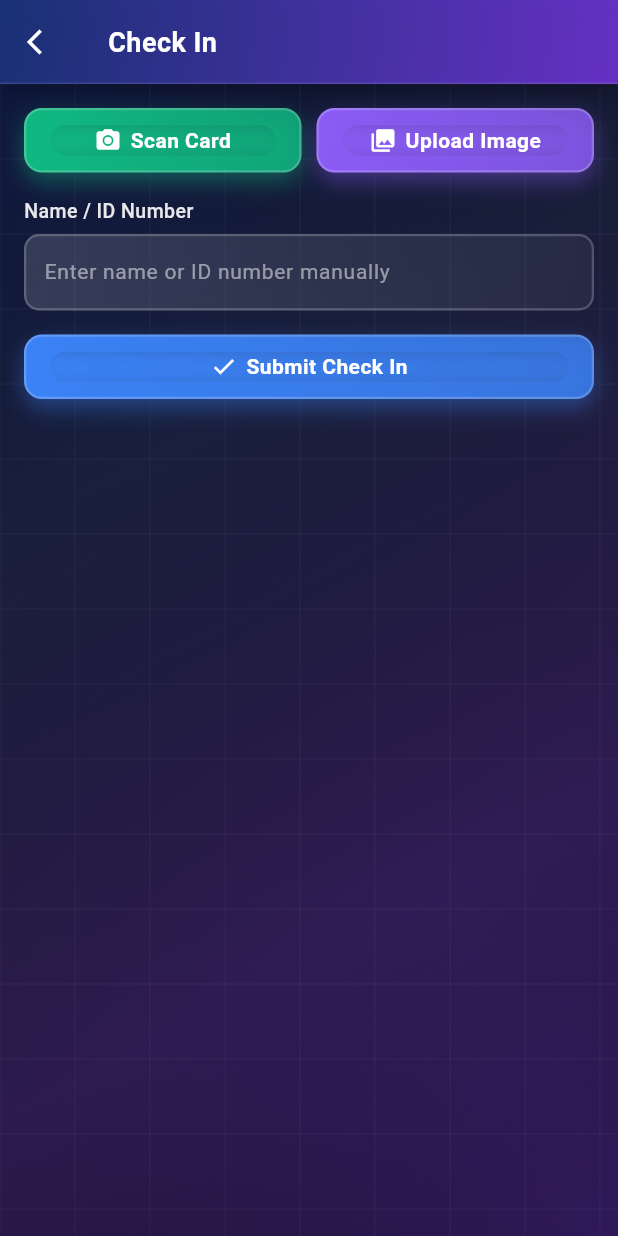
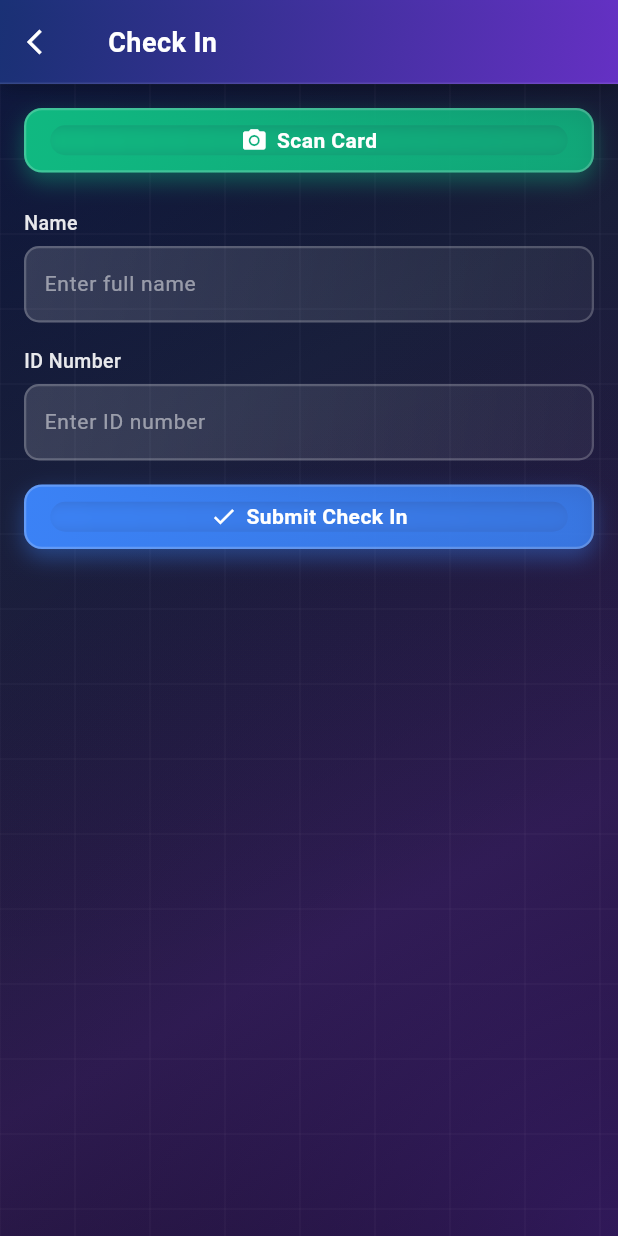
Before and after one commit to AftabUddin9/CardScan, a Flutter app: the CheckInScreen screen opened directly, on a phone screen of 412 x 824 dp. Run offline on Flutter 3.47's test engine with Material 3 defaults, Android fonts, the phone set to English and light mode, and no system bars; our stand-ins replace permission_handler; missing offline and left inert: blinkid_flutter, google_mlkit_text_recognition.

Commit message:
image parse

```diff
--- a/lib/models/card_data.dart
+++ b/lib/models/card_data.dart
@@ -11,6 +11,15 @@ class CardData {
   final String? documentType;
   final String? rawText;
 
+  // English variants (if native script was different)
+  final String? firstNameEnglish;
+  final String? lastNameEnglish;
+  final String? fullNameEnglish;
+  final String? documentNumberEnglish;
+
+  // Base64 encoded image
+  final String? documentImageBase64;
+
   CardData({
     this.firstName,
     this.lastName,
@@ -23,6 +32,11 @@ class CardData {
     this.sex,
     this.documentType,
     this.rawText,
+    this.firstNameEnglish,
+    this.lastNameEnglish,
+    this.fullNameEnglish,
+    this.documentNumberEnglish,
+    this.documentImageBase64,
   });
 
   bool get isEmpty {
@@ -45,6 +59,11 @@ class CardData {
       'sex': sex,
       'documentType': documentType,
       'rawText': rawText,
+      'firstNameEnglish': firstNameEnglish,
+      'lastNameEnglish': lastNameEnglish,
+      'fullNameEnglish': fullNameEnglish,
+      'documentNumberEnglish': documentNumberEnglish,
+      'documentImageBase64': documentImageBase64,
     };
   }
 }
--- a/lib/screens/checkin_screen.dart
+++ b/lib/screens/checkin_screen.dart
@@ -1,6 +1,5 @@
-import 'dart:io';
+import 'dart:convert';
 import 'package:flutter/material.dart';
-import 'package:image_picker/image_picker.dart';
 import 'package:permission_handler/permission_handler.dart';
 import '../widgets/gradient_background.dart';
 import '../widgets/custom_app_bar.dart';
@@ -8,7 +7,8 @@ import '../widgets/custom_text_field.dart';
 import '../widgets/custom_button.dart';
 import '../models/card_data.dart';
 import '../services/blinkid_service.dart';
-import '../services/mlkit_service.dart';
+// MLKitService is no longer used as fallback for gallery image since gallery is removed
+// import '../services/mlkit_service.dart';
 
 class CheckInScreen extends StatefulWidget {
   const CheckInScreen({super.key});
@@ -19,37 +19,23 @@ class CheckInScreen extends StatefulWidget {
 
 class _CheckInScreenState extends State<CheckInScreen> {
   final _formKey = GlobalKey<FormState>();
-  final _manualInputController = TextEditingController();
+  final _nameController = TextEditingController();
+  final _idController = TextEditingController();
   final _blinkIDService = BlinkIDService();
-  final _mlKitService = MLKitService();
-  final _imagePicker = ImagePicker();
 
-  File? _selectedImage;
   CardData? _parsedData;
   bool _isScanning = false;
   bool _isSubmitting = false;
 
   @override
   void dispose() {
-    _manualInputController.dispose();
-    _mlKitService.dispose();
+    _nameController.dispose();
+    _idController.dispose();
     super.dispose();
   }
 
   Future<void> _requestPermissions() async {
-    // Request camera permission
     await Permission.camera.request();
-
-    // Request storage permissions based on platform
-    if (Platform.isAndroid) {
-      // For Android 13+ (API 33+), use READ_MEDIA_IMAGES
-      // For Android 12 and below, use READ_EXTERNAL_STORAGE
-      // Permission.photos handles this automatically
-      await Permission.photos.request();
-    } else {
-      // For iOS, use photos permission
-      await Permission.photos.request();
-    }
   }
 
   Future<void> _scanWithCamera() async {
@@ -62,7 +48,6 @@ class _CheckInScreenState extends State<CheckInScreen> {
 
     setState(() {
       _isScanning = true;
-      _selectedImage = null;
       _parsedData = null;
     });
 
@@ -73,95 +58,39 @@ class _CheckInScreenState extends State<CheckInScreen> {
         _isScanning = false;
         if (result != null && !result.isEmpty) {
           _parsedData = result;
-          // Auto-fill manual input if data is parsed
+
+          // Populate Name (Native preferred, or Latin/Value)
           if (result.fullName != null) {
-            _manualInputController.text = result.fullName!;
-          } else if (result.documentNumber != null) {
-            _manualInputController.text = result.documentNumber!;
+            _nameController.text = result.fullName!;
+          } else if (result.firstName != null || result.lastName != null) {
+            _nameController.text = "${result.firstName ?? ''} ${result.lastName ?? ''}".trim();
+          } else if (result.fullNameEnglish != null) {
+             // Fallback to English if native was empty but english existed (though logic usually ensures fullName covers it)
+             _nameController.text = result.fullNameEnglish!;
+          }
+
+          // Populate ID (Native preferred)
+          if (result.documentNumber != null) {
+            _idController.text = result.documentNumber!;
+          } else if (result.documentNumberEnglish != null) {
+             _idController.text = result.documentNumberEnglish!;
           }
         }
       });
 
       if (result == null || result.isEmpty) {
-        _showError('BlinkID is not available on this device/emulator. Please use "Upload Image" to scan from gallery, or enter manually.');
+        _showError(
+          'BlinkID scan failed or cancelled. Please try again or enter manually.',
+        );
       }
     } catch (e) {
       setState(() => _isScanning = false);
       final errorMessage = e.toString().replaceAll('Exception: ', '');
       // ignore: avoid_print
       print('Camera scan error: $errorMessage');
-      _showError('Camera scanning is not available. Please use "Upload Image" to scan from gallery, or enter manually.');
-    }
-  }
-
-  Future<void> _pickImageFromGallery() async {
-    await _requestPermissions();
-
-    if (!await Permission.photos.isGranted) {
-      _showError('Photo library permission is required');
-      return;
-    }
-
-    try {
-      final XFile? image = await _imagePicker.pickImage(
-        source: ImageSource.gallery,
-        imageQuality: 85,
+      _showError(
+        'Camera scanning failed. Please enter manually.',
       );
-
-      if (image != null) {
-        setState(() {
-          _selectedImage = File(image.path);
-          _parsedData = null;
-          _isScanning = true;
-        });
-
-        // Try BlinkID first, then fallback to ML Kit
-        CardData? result;
-
-        try {
-          // Try BlinkID first
-          result = await _blinkIDService.scanFromImage(_selectedImage!);
-
-          // If BlinkID fails, use ML Kit as fallback
-          if (result == null || result.isEmpty) {
-            // ignore: avoid_print
-            print('BlinkID failed, trying ML Kit fallback...');
-            result = await _mlKitService.recognizeTextFromImage(_selectedImage!);
-          }
-        } catch (e) {
-          // ignore: avoid_print
-          print('BlinkID error, trying ML Kit fallback: $e');
-          // Try ML Kit as fallback
-          try {
-            result = await _mlKitService.recognizeTextFromImage(_selectedImage!);
-          } catch (mlKitError) {
-            // ignore: avoid_print
-            print('ML Kit error: $mlKitError');
-          }
-        }
-
-        setState(() {
-          _isScanning = false;
-          if (result != null && !result.isEmpty) {
-            _parsedData = result;
-            // Auto-fill manual input if data is parsed
-            if (result.fullName != null) {
-              _manualInputController.text = result.fullName!;
-            } else if (result.documentNumber != null) {
-              _manualInputController.text = result.documentNumber!;
-            } else if (result.rawText != null && result.rawText!.isNotEmpty) {
-              // Use raw text if available
-              _manualInputController.text = result.rawText!.split('\n').first;
-            }
-          }
-        });
-
-        if (result == null || result.isEmpty) {
-          _showError('Failed to parse card data. Please try again or enter manually.');
-        }
-      }
-    } catch (e) {
-      _showError('Error picking image: ${e.toString()}');
     }
   }
 
@@ -184,9 +113,9 @@ class _CheckInScreenState extends State<CheckInScreen> {
         );
 
         // Clear form after successful submission
-        _manualInputController.clear();
+        _nameController.clear();
+        _idController.clear();
         setState(() {
-          _selectedImage = null;
           _parsedData = null;
         });
       }
@@ -209,10 +138,7 @@ class _CheckInScreenState extends State<CheckInScreen> {
   Widget build(BuildContext context) {
     return Scaffold(
       backgroundColor: const Color(0xFF0A0E27),
-      appBar: const CustomAppBar(
-        title: 'Check In',
-        showBackButton: true,
-      ),
+      appBar: const CustomAppBar(title: 'Check In', showBackButton: true),
       body: GradientBackground(
         child: SafeArea(
           child: SingleChildScrollView(
@@ -222,76 +148,39 @@ class _CheckInScreenState extends State<CheckInScreen> {
               child: Column(
                 crossAxisAlignment: CrossAxisAlignment.stretch,
                 children: [
-                  // Scan Buttons Section
-                  Row(
-                    children: [
-                      Expanded(
-                        child: CustomButton(
+                  // Scan Button Section
+                  CustomButton(
                     text: 'Scan Card',
                     icon: Icons.camera_alt,
                     backgroundColor: const Color(0xFF10B981),
                     onPressed: _isScanning ? () {} : _scanWithCamera,
                     isLoading: _isScanning,
                   ),
-                      ),
-                      const SizedBox(width: 10),
-                      Expanded(
-                        child: CustomButton(
-                          text: 'Upload Image',
-                          icon: Icons.photo_library,
-                          backgroundColor: const Color(0xFF8B5CF6),
-                          onPressed: _isScanning ? () {} : _pickImageFromGallery,
-                          isLoading: false,
-                        ),
-                      ),
-                    ],
+                  const SizedBox(height: 24),
+
+                  // Manual Input Fields
+                  CustomTextField(
+                    label: 'Name',
+                    hint: 'Enter full name',
+                    controller: _nameController,
+                    keyboardType: TextInputType.name,
+                    validator: (value) {
+                      if (value == null || value.trim().isEmpty) {
+                        return 'Please enter name';
+                      }
+                      return null;
+                    },
                   ),
                   const SizedBox(height: 16),
 
-                  // Image Preview Section
-                  if (_selectedImage != null || _isScanning)
-                    Container(
-                      height: 160,
-                      decoration: BoxDecoration(
-                        borderRadius: BorderRadius.circular(12),
-                        border: Border.all(
-                          color: Colors.white.withOpacity(0.2),
-                          width: 1.5,
-                        ),
-                      ),
-                      child: ClipRRect(
-                        borderRadius: BorderRadius.circular(12),
-                        child: _isScanning && _selectedImage == null
-                            ? Container(
-                                color: Colors.black.withOpacity(0.3),
-                                child: const Center(
-                                  child: CircularProgressIndicator(
-                                    valueColor: AlwaysStoppedAnimation<Color>(
-                                      Colors.white,
-                                    ),
-                                  ),
-                                ),
-                              )
-                            : _selectedImage != null
-                                ? Image.file(
-                                    _selectedImage!,
-                                    fit: BoxFit.cover,
-                                  )
-                                : const SizedBox(),
-                      ),
-                    ),
-                  if (_selectedImage != null || _isScanning)
-                    const SizedBox(height: 16),
-
-                  // Manual Input Field
                   CustomTextField(
-                    label: 'Name / ID Number',
-                    hint: 'Enter name or ID number manually',
-                    controller: _manualInputController,
+                    label: 'ID Number',
+                    hint: 'Enter ID number',
+                    controller: _idController,
                     keyboardType: TextInputType.text,
                     validator: (value) {
                       if (value == null || value.trim().isEmpty) {
-                        return 'Please enter name or ID number';
+                        return 'Please enter ID number';
                       }
                       return null;
                     },
@@ -299,7 +188,7 @@ class _CheckInScreenState extends State<CheckInScreen> {
                   const SizedBox(height: 16),
 
                   // Parsed Data Section
-                  if (_parsedData != null && !_parsedData!.isEmpty)
+                  if (_parsedData != null && !_parsedData!.isEmpty) ...[
                     Container(
                       padding: const EdgeInsets.all(12),
                       decoration: BoxDecoration(
@@ -329,7 +218,7 @@ class _CheckInScreenState extends State<CheckInScreen> {
                               ),
                               const SizedBox(width: 6),
                               Text(
-                                'Parsed Data',
+                                'Preview Data',
                                 style: TextStyle(
                                   color: Colors.white,
                                   fontSize: 14,
@@ -339,17 +228,13 @@ class _CheckInScreenState extends State<CheckInScreen> {
                             ],
                           ),
                           const SizedBox(height: 12),
-                          if (_parsedData!.fullName != null)
-                            _buildDataRow('Full Name', _parsedData!.fullName!),
-                          if (_parsedData!.firstName != null)
-                            _buildDataRow('First Name', _parsedData!.firstName!),
-                          if (_parsedData!.lastName != null)
-                            _buildDataRow('Last Name', _parsedData!.lastName!),
-                          if (_parsedData!.documentNumber != null)
-                            _buildDataRow(
-                              'Document Number',
-                              _parsedData!.documentNumber!,
-                            ),
+                          // Show English variants if available
+                          if (_parsedData!.fullNameEnglish != null)
+                            _buildDataRow('Name (English)', _parsedData!.fullNameEnglish!),
+                          if (_parsedData!.documentNumberEnglish != null)
+                            _buildDataRow('ID (English)', _parsedData!.documentNumberEnglish!),
+
+                          // Other fields
                           if (_parsedData!.dateOfBirth != null)
                             _buildDataRow(
                               'Date of Birth',
@@ -367,11 +252,43 @@ class _CheckInScreenState extends State<CheckInScreen> {
                               'Nationality',
                               _parsedData!.nationality!,
                             ),
+                          if (_parsedData!.sex != null)
+                             _buildDataRow('Sex', _parsedData!.sex!),
                         ],
                       ),
                     ),
-                  if (_parsedData != null && !_parsedData!.isEmpty)
+                    const SizedBox(height: 16),
+
+                    // Scanned Image
+                    if (_parsedData!.documentImageBase64 != null)
+                      Container(
+                        height: 200,
+                        width: double.infinity,
+                        decoration: BoxDecoration(
+                          borderRadius: BorderRadius.circular(12),
+                          border: Border.all(
+                            color: Colors.white.withOpacity(0.2),
+                            width: 1.5,
+                          ),
+                        ),
+                        child: ClipRRect(
+                          borderRadius: BorderRadius.circular(12),
+                          child: Image.memory(
+                            base64Decode(_parsedData!.documentImageBase64!),
+                            fit: BoxFit.contain,
+                            errorBuilder: (context, error, stackTrace) {
+                              return Center(
+                                child: Text(
+                                  'Image load failed',
+                                  style: TextStyle(color: Colors.white54),
+                                ),
+                              );
+                            },
+                          ),
+                        ),
+                      ),
                     const SizedBox(height: 24),
+                  ],
 
                   // Submit Button
                   CustomButton(
@@ -397,7 +314,7 @@ class _CheckInScreenState extends State<CheckInScreen> {
         crossAxisAlignment: CrossAxisAlignment.start,
         children: [
           SizedBox(
-            width: 100,
+            width: 110,
             child: Text(
               label,
               style: TextStyle(
```
Also changed, not shown: lib/services/blinkid_service.dart (+65 -38 lines). Lines whose indentation alone changed are shown as unchanged.
